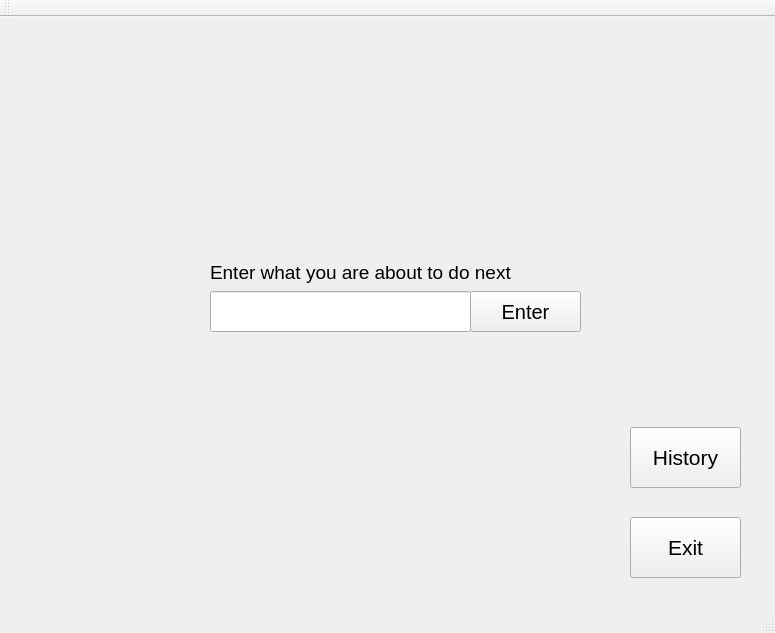
Above: GUI/mainwindow.ui from trashcrash/TimeManager before the change. Below: the same form after it.
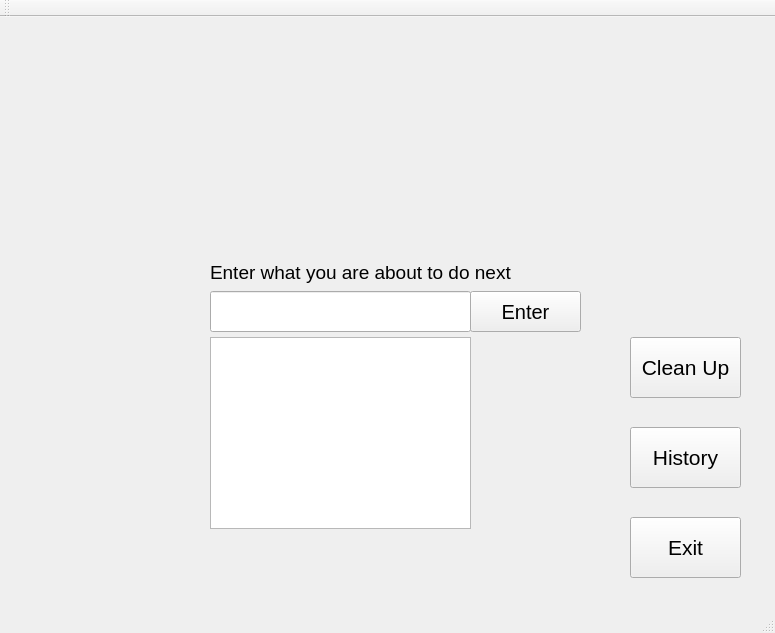
That is the form after the change.

Commit message: Implement save / read / clean functions

```diff
--- a/GUI/mainwindow.ui
+++ b/GUI/mainwindow.ui
@@ -103,6 +103,34 @@
      <string>History</string>
     </property>
    </widget>
+   <widget class="QTextBrowser" name="textBrowser">
+    <property name="geometry">
+     <rect>
+      <x>210</x>
+      <y>320</y>
+      <width>261</width>
+      <height>192</height>
+     </rect>
+    </property>
+   </widget>
+   <widget class="QPushButton" name="clean_button">
+    <property name="geometry">
+     <rect>
+      <x>630</x>
+      <y>320</y>
+      <width>111</width>
+      <height>61</height>
+     </rect>
+    </property>
+    <property name="font">
+     <font>
+      <pointsize>16</pointsize>
+     </font>
+    </property>
+    <property name="text">
+     <string>Clean Up</string>
+    </property>
+   </widget>
   </widget>
   <widget class="QMenuBar" name="menuBar">
    <property name="geometry">
```
The commit also changes 2 other files.
